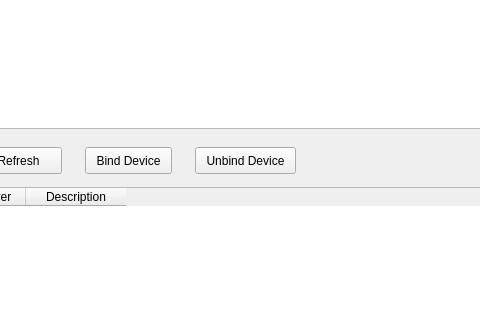
Before: the Qt Designer form mainwindow.ui in MadOne/usbip_QTGui, drawn with Qt 5; both pictures show x 175 to 655 and y 132 to 452 of the 804 by 828 pixel window.
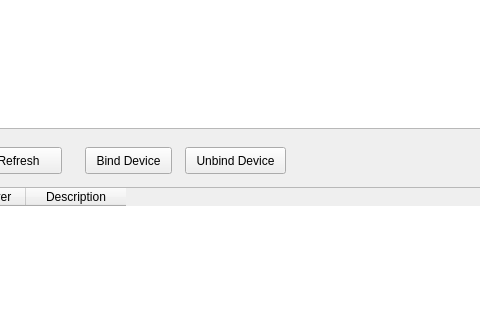
After: the same form once the commit is applied. Icons and pictures are not drawn.

Patch:
```diff
--- a/mainwindow.ui
+++ b/mainwindow.ui
@@ -43,7 +43,7 @@
    <widget class="QPushButton" name="btnLocalUnbind">
     <property name="geometry">
      <rect>
-      <x>370</x>
+      <x>360</x>
       <y>250</y>
       <width>101</width>
       <height>27</height>
```
